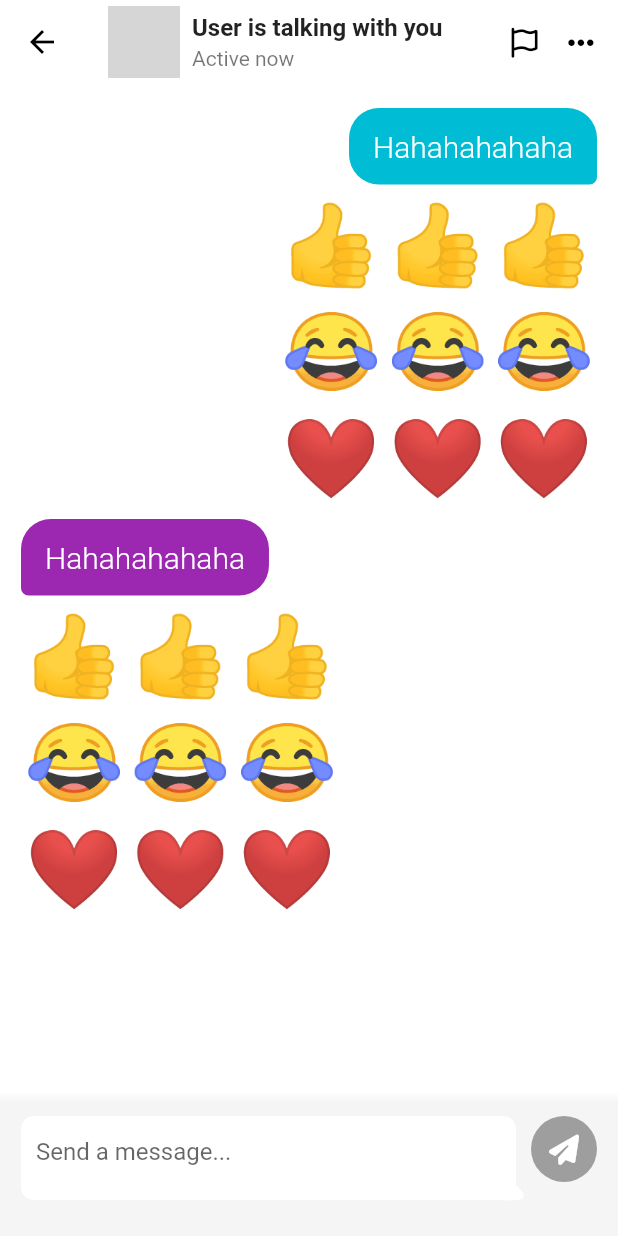
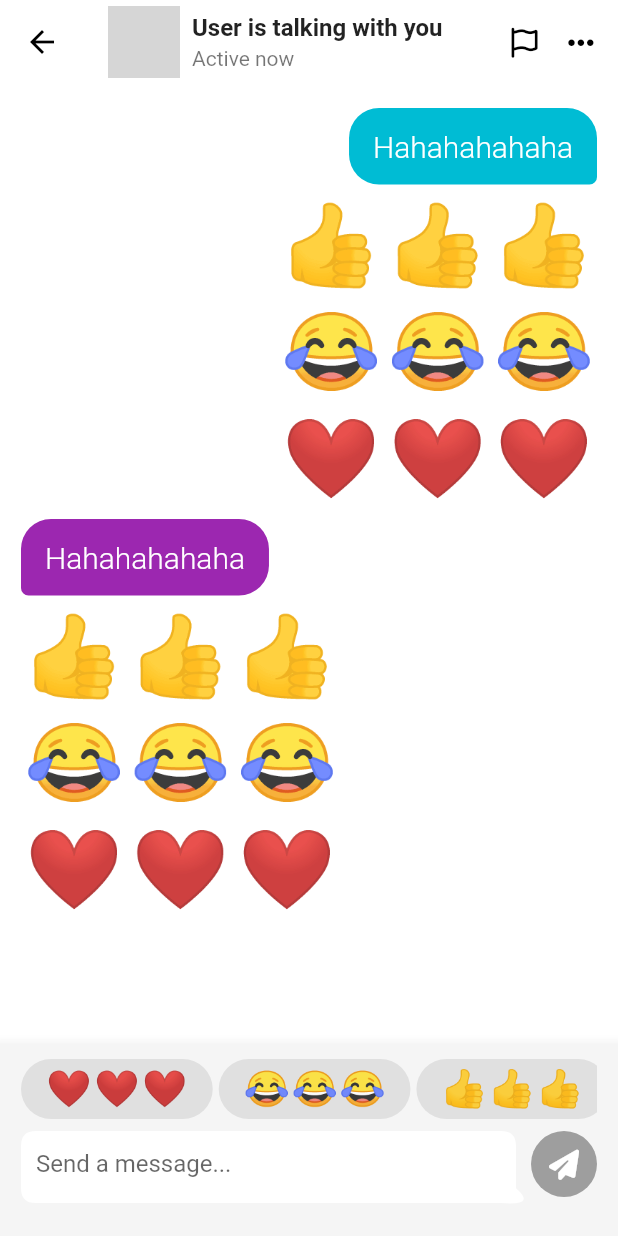
Before and after one commit to pleed215/tiktok_clone, a Flutter app: the ChatScreen screen opened directly, on a phone screen of 412 x 824 dp. Run offline on Flutter 3.47's test engine with Material 2 defaults, Android fonts, the phone set to English and light mode, and no system bars; our stand-ins replace faker, font_awesome_flutter, video_player, visibility_detector; network calls fail; grey boxes are pictures that could not be loaded.

Commit message:
Chat Challenge done

```diff
--- a/lib/features/inbox/chat_screen.dart
+++ b/lib/features/inbox/chat_screen.dart
@@ -4,19 +4,20 @@ import 'package:tiktok_clone/constants/gaps.dart';
 import 'package:tiktok_clone/constants/sizes.dart';
 import 'package:tiktok_clone/features/inbox/widgets/bubble_chat.dart';
 import 'package:tiktok_clone/features/inbox/widgets/chat_avatar.dart';
+import 'package:tiktok_clone/features/inbox/widgets/chat_emoji.dart';
+import 'package:tiktok_clone/features/inbox/widgets/chat_widget.dart';
 
-class ChatMessage {
-  final String message;
-  final bool isMine;
-  late final bool isEmoji;
+class ChatScreen extends StatefulWidget {
+  const ChatScreen({Key? key}) : super(key: key);
 
-  ChatMessage(this.message, this.isMine) {
-    final isWord = RegExp(r"\w+|\d+|\s+|['-*/!@#$%^&]");
-    isEmoji = !isWord.hasMatch(message);
-  }
+  @override
+  State<ChatScreen> createState() => _ChatScreenState();
 }
 
-final hardCodingChats = [
+class _ChatScreenState extends State<ChatScreen> {
+  final _textEditingController = TextEditingController();
+  bool _isDirty = false;
+  final _hardCodingChats = [
     ChatMessage("Hahahahahaha", true),
     ChatMessage("👍👍👍", true),
     ChatMessage("😂😂😂", true),
@@ -26,71 +27,40 @@ final hardCodingChats = [
     ChatMessage("😂😂😂", false),
     ChatMessage("❤️❤️❤️", false),
   ];
-
-class ChatWidget extends StatelessWidget {
-  const ChatWidget({Key? key, required this.message}) : super(key: key);
-  final ChatMessage message;
+  final _scrollController = ScrollController();
 
   @override
-  Widget build(BuildContext context) {
-    return Row(
-      mainAxisAlignment:
-          message.isMine ? MainAxisAlignment.end : MainAxisAlignment.start,
-      mainAxisSize: MainAxisSize.min,
-      children: [
-        if (message.isEmoji)
-          Text(message.message,
-              style: const TextStyle(
-                fontSize: Sizes.size52,
-                letterSpacing: Sizes.size6,
-              )),
-        if (!message.isEmoji)
-          Container(
-            decoration: BoxDecoration(
-              color: message.isMine ? Colors.cyan : Colors.purple,
-              borderRadius: BorderRadius.only(
-                topLeft: const Radius.circular(
-                  Sizes.size20,
-                ),
-                topRight: const Radius.circular(
-                  Sizes.size20,
-                ),
-                bottomLeft: Radius.circular(
-                  message.isMine ? Sizes.size20 : Sizes.size5,
-                ),
-                bottomRight: Radius.circular(
-                  !message.isMine ? Sizes.size20 : Sizes.size5,
-                ),
-              ),
-            ),
-            child: Padding(
-              padding: const EdgeInsets.symmetric(
-                horizontal: Sizes.size16,
-                vertical: Sizes.size14,
-              ),
-              child: Text(
-                message.message,
-                style: const TextStyle(
-                  fontSize: Sizes.size20,
-                  color: Colors.white,
-                  fontWeight: FontWeight.w300,
-                ),
-              ),
-            ),
-          ),
-      ],
-    );
+  void initState() {
+    super.initState();
+    _textEditingController.addListener(_onChange);
+  }
+
+  void _onChange() {
+    setState(() {
+      _isDirty = _textEditingController.text.isNotEmpty;
+    });
+  }
+
+  void _addItem() {
+    if (_isDirty) {
+      print(_textEditingController.text);
+      setState(() {
+        _hardCodingChats
+            .add(ChatMessage(_textEditingController.text.trim(), true));
+      });
+      _textEditingController.clear();
+      _scrollController.jumpTo(_scrollController.position.maxScrollExtent);
     }
   }
 
-class ChatScreen extends StatefulWidget {
-  const ChatScreen({Key? key}) : super(key: key);
-
   @override
-  State<ChatScreen> createState() => _ChatScreenState();
+  void dispose() {
+    _textEditingController.removeListener(_onChange);
+    _textEditingController.dispose();
+    _scrollController.dispose();
+    super.dispose();
   }
 
-class _ChatScreenState extends State<ChatScreen> {
   @override
   Widget build(BuildContext context) {
     return Scaffold(
@@ -131,14 +101,17 @@ class _ChatScreenState extends State<ChatScreen> {
       body: Stack(
         children: [
           ListView.separated(
-              padding: const EdgeInsets.symmetric(
-                horizontal: Sizes.size14,
-                vertical: Sizes.size16,
+              controller: _scrollController,
+              padding: const EdgeInsets.only(
+                left: Sizes.size14,
+                right: Sizes.size14,
+                top: Sizes.size16,
+                bottom: 250,
               ),
               itemBuilder: (context, index) =>
-                  ChatWidget(message: hardCodingChats[index]),
+                  ChatWidget(message: _hardCodingChats[index]),
               separatorBuilder: (context, index) => Gaps.v10,
-              itemCount: hardCodingChats.length),
+              itemCount: _hardCodingChats.length),
           Positioned(
             bottom: 0,
             width: MediaQuery.of(context).size.width,
@@ -148,48 +121,63 @@ class _ChatScreenState extends State<ChatScreen> {
                 horizontal: Sizes.size14,
                 vertical: Sizes.size10,
               ),
-              child: Row(
+              child: Column(
                 crossAxisAlignment: CrossAxisAlignment.start,
                 children: [
-                  Expanded(
-                    child: Stack(children: [
-                      CustomPaint(
-                        painter: const BubbleShape(color: Colors.white),
-                        child: Container(height: 70.0),
-                      ),
-                      const Center(
-                        child: Padding(
-                          padding: EdgeInsets.symmetric(
-                            horizontal: Sizes.size10,
-                          ),
-                          child: TextField(
-                            decoration: InputDecoration(
-                                border: InputBorder.none,
-                                hintText: "Send a message..."),
+                  SingleChildScrollView(
+                    scrollDirection: Axis.horizontal,
+                    child: Row(
+                      children: [
+                        ChatEmoji(
+                            textEditingController: _textEditingController,
+                            emoji: "❤️"),
+                        Gaps.h4,
+                        ChatEmoji(
+                            textEditingController: _textEditingController,
+                            emoji: "😂"),
+                        Gaps.h4,
+                        ChatEmoji(
+                            textEditingController: _textEditingController,
+                            emoji: "👍"),
+                      ],
                     ),
                   ),
+                  Gaps.v4,
+                  Row(
+                    mainAxisAlignment: MainAxisAlignment.spaceBetween,
+                    mainAxisSize: MainAxisSize.min,
                   ),
-                    ]),
+                  Gaps.v4,
+                  Row(
+                    crossAxisAlignment: CrossAxisAlignment.start,
+                    children: [
+                      BubbleChat(
+                        textEditingController: _textEditingController,
                       ),
                       Gaps.h10,
                       Center(
-                    child: Container(
+                        child: AnimatedContainer(
+                          duration: const Duration(milliseconds: 300),
                           width: Sizes.size44,
                           height: Sizes.size44,
-                      decoration: const ShapeDecoration(
-                        color: Colors.grey,
-                        shape: CircleBorder(),
+                          decoration: ShapeDecoration(
+                            color: _isDirty
+                                ? Theme.of(context).primaryColor
+                                : Colors.grey,
+                            shape: const CircleBorder(),
                           ),
                           child: IconButton(
-                          color: Colors.grey,
-                          onPressed: () {},
+                            onPressed: _addItem,
                             icon: const FaIcon(
                               FontAwesomeIcons.solidPaperPlane,
                               color: Colors.white,
                               size: Sizes.size20,
-                          )),
+                            ),
+                          ),
                         ),
                       )
+                    ],
+                  ),
                 ],
               ),
             ),
--- a/lib/features/inbox/widgets/bubble_chat.dart
+++ b/lib/features/inbox/widgets/bubble_chat.dart
@@ -1,4 +1,6 @@
 import 'package:flutter/material.dart';
+
+import '../../../constants/sizes.dart';
 
 class BubbleShape extends CustomPainter {
   final Color color;
@@ -31,3 +33,69 @@ class BubbleShape extends CustomPainter {
     return true;
   }
 }
+
+class BubbleChat extends StatefulWidget {
+  const BubbleChat({Key? key, required this.textEditingController})
+      : super(key: key);
+
+  final TextEditingController textEditingController;
+
+  @override
+  State<BubbleChat> createState() => _BubbleChatState();
+}
+
+class _BubbleChatState extends State<BubbleChat> {
+  final _scrollController = ScrollController();
+
+  void _onChange() {
+    _scrollController.jumpTo(
+      _scrollController.position.maxScrollExtent,
+    );
+  }
+
+  @override
+  void initState() {
+    widget.textEditingController.addListener(_onChange);
+    super.initState();
+  }
+
+  @override
+  void dispose() {
+    _scrollController.removeListener(_onChange);
+    _scrollController.dispose();
+    super.dispose();
+  }
+
+  @override
+  Widget build(BuildContext context) {
+    return Expanded(
+      child: Stack(
+        children: [
+          CustomPaint(
+            painter: const BubbleShape(color: Colors.white),
+            child: Container(height: 60.0),
+          ),
+          Center(
+            child: Padding(
+              padding: const EdgeInsets.symmetric(
+                horizontal: Sizes.size10,
+              ),
+              child: SizedBox(
+                height: 45.0,
+                child: TextField(
+                  controller: widget.textEditingController,
+                  minLines: null,
+                  maxLines: null,
+                  expands: true,
+                  scrollController: _scrollController,
+                  decoration: const InputDecoration(
+                      border: InputBorder.none, hintText: "Send a message..."),
+                ),
+              ),
+            ),
+          ),
+        ],
+      ),
+    );
+  }
+}
--- /dev/null
+++ b/lib/features/inbox/widgets/chat_emoji.dart
@@ -0,0 +1,46 @@
+import 'package:flutter/material.dart';
+import 'package:tiktok_clone/constants/sizes.dart';
+
+class ChatEmoji extends StatelessWidget {
+  const ChatEmoji(
+      {Key? key, required this.textEditingController, required this.emoji})
+      : super(key: key);
+
+  final TextEditingController textEditingController;
+  final String emoji;
+
+  void _onTap() {
+    textEditingController.text =
+        "${textEditingController.text} $emoji$emoji$emoji";
+    textEditingController.selection = TextSelection.fromPosition(
+      TextPosition(
+        offset: textEditingController.text.length,
+      ),
+    );
+  }
+
+  @override
+  Widget build(BuildContext context) {
+    return GestureDetector(
+      onTap: _onTap,
+      child: Container(
+        padding: const EdgeInsets.symmetric(
+          horizontal: Sizes.size16,
+          vertical: Sizes.size6,
+        ),
+        decoration: BoxDecoration(
+          borderRadius: const BorderRadius.all(
+            Radius.circular(
+              Sizes.size20,
+            ),
+          ),
+          color: Colors.grey.shade300,
+        ),
+        child: Text(
+          "$emoji$emoji$emoji",
+          style: const TextStyle(fontSize: Sizes.size24, letterSpacing: 2.0),
+        ),
+      ),
+    );
+  }
+}
--- /dev/null
+++ b/lib/features/inbox/widgets/chat_widget.dart
@@ -0,0 +1,70 @@
+import 'package:flutter/material.dart';
+
+import '../../../constants/sizes.dart';
+
+class ChatMessage {
+  final String message;
+  final bool isMine;
+  late final bool isEmoji;
+
+  ChatMessage(this.message, this.isMine) {
+    final isWord = RegExp(r"\w+|\d+|\s+|['-*/!@#$%^&]");
+    isEmoji = !isWord.hasMatch(message);
+  }
+}
+
+class ChatWidget extends StatelessWidget {
+  const ChatWidget({Key? key, required this.message}) : super(key: key);
+  final ChatMessage message;
+
+  @override
+  Widget build(BuildContext context) {
+    return Row(
+      mainAxisAlignment:
+          message.isMine ? MainAxisAlignment.end : MainAxisAlignment.start,
+      mainAxisSize: MainAxisSize.min,
+      children: [
+        if (message.isEmoji)
+          Text(message.message,
+              style: const TextStyle(
+                fontSize: Sizes.size52,
+                letterSpacing: Sizes.size6,
+              )),
+        if (!message.isEmoji)
+          Container(
+            decoration: BoxDecoration(
+              color: message.isMine ? Colors.cyan : Colors.purple,
+              borderRadius: BorderRadius.only(
+                topLeft: const Radius.circular(
+                  Sizes.size20,
+                ),
+                topRight: const Radius.circular(
+                  Sizes.size20,
+                ),
+                bottomLeft: Radius.circular(
+                  message.isMine ? Sizes.size20 : Sizes.size5,
+                ),
+                bottomRight: Radius.circular(
+                  !message.isMine ? Sizes.size20 : Sizes.size5,
+                ),
+              ),
+            ),
+            child: Padding(
+              padding: const EdgeInsets.symmetric(
+                horizontal: Sizes.size16,
+                vertical: Sizes.size14,
+              ),
+              child: Text(
+                message.message,
+                style: const TextStyle(
+                  fontSize: Sizes.size20,
+                  color: Colors.white,
+                  fontWeight: FontWeight.w300,
+                ),
+              ),
+            ),
+          ),
+      ],
+    );
+  }
+}
```
Lines whose indentation alone changed are shown as unchanged.
